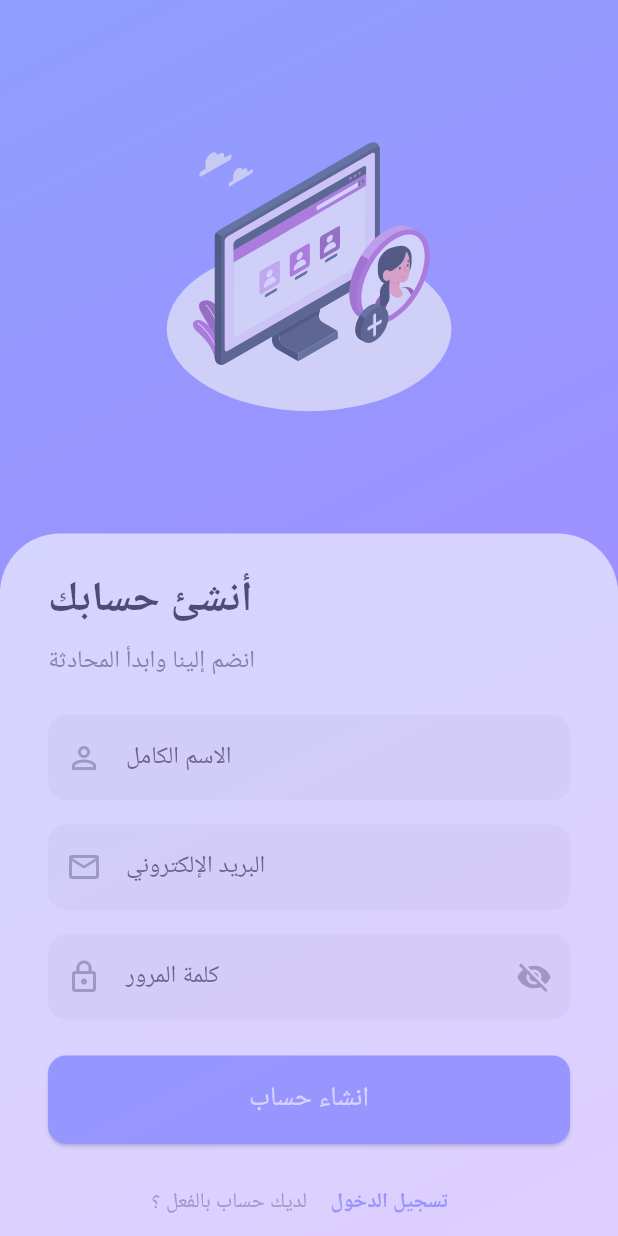
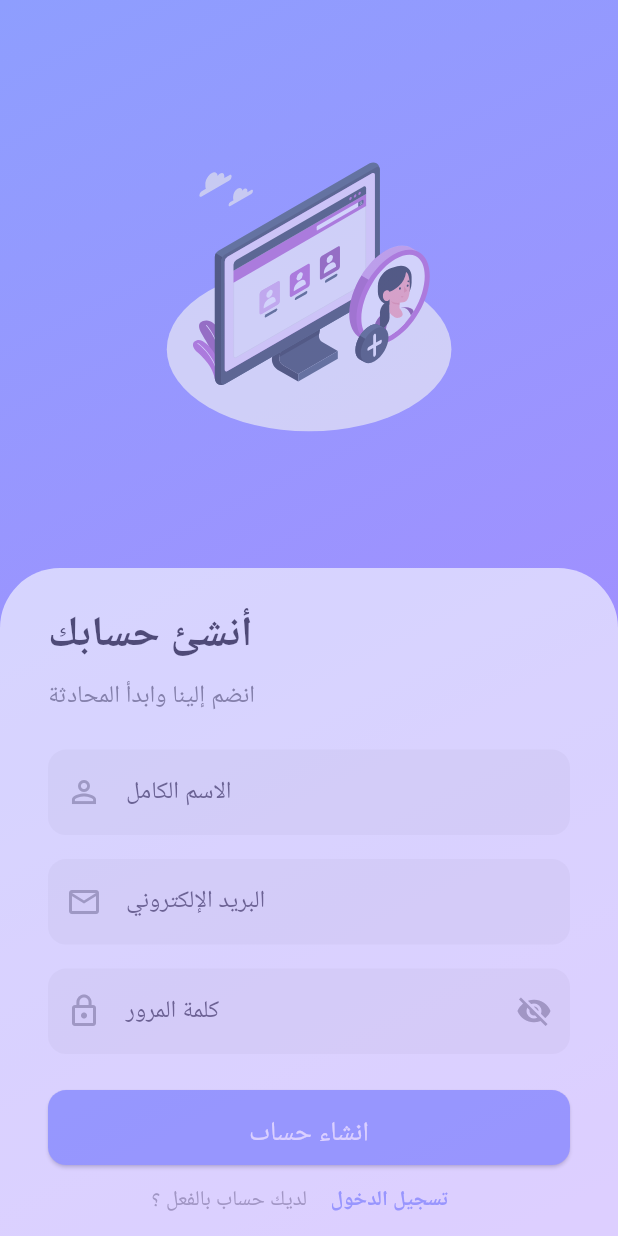
Before and after one commit to Moatasem-Official/Chat_App, a Flutter app: the screen it shows after launch, after a tap on "انشاء حساب", on a phone screen of 412 x 824 dp. Run offline on Flutter 3.47's test engine with Material 3 defaults, Android fonts, the phone set to English and light mode, and no system bars; our stand-ins replace bloc, device_preview, equatable, firebase_auth, firebase_core, flutter_bloc and 1 more; accounts and stored records are empty.

Commit message:
Improve Button Loading

```diff
--- a/lib/presentation/widgets/Login_Screen/custom_login_button.dart
+++ b/lib/presentation/widgets/Login_Screen/custom_login_button.dart
@@ -16,6 +16,7 @@ class CustomLoginButton extends StatelessWidget {
   Widget build(BuildContext context) {
     return SizedBox(
       width: double.infinity,
+      height: 50,
       child: ElevatedButton(
         onPressed: onPressed,
         style: ElevatedButton.styleFrom(
@@ -26,7 +27,11 @@ class CustomLoginButton extends StatelessWidget {
           ),
         ),
         child: isLoading
-            ? const CircularProgressIndicator()
+            ? SizedBox(
+                height: 20,
+                width: 20,
+                child: const CircularProgressIndicator(color: Colors.white),
+              )
             : Text(title, style: TextStyle(fontSize: 18, color: Colors.white)),
       ),
     );
--- a/lib/presentation/widgets/Sign_Up_Screen/custom_form.dart
+++ b/lib/presentation/widgets/Sign_Up_Screen/custom_form.dart
@@ -36,7 +36,9 @@ class _CustomFormState extends State<CustomForm> {
 
   @override
   Widget build(BuildContext context) {
-    return Expanded(
+    return AbsorbPointer(
+      absorbing: isLoading,
+      child: Expanded(
         flex: 3,
         child: FadeTransition(
           opacity: widget.fadeAnimation,
@@ -60,7 +62,9 @@ class _CustomFormState extends State<CustomForm> {
                   if (state.message == 'weak-password') {
                     ScaffoldMessenger.of(context).showSnackBar(
                       const SnackBar(
-                      content: Text("كلمة المرور يجب ان تكون على الاقل 6 حروف"),
+                        content: Text(
+                          "كلمة المرور يجب ان تكون على الاقل 6 حروف",
+                        ),
                       ),
                     );
                   } else if (state.message == 'email-already-in-use') {
@@ -168,6 +172,7 @@ class _CustomFormState extends State<CustomForm> {
             ),
           ),
         ),
+      ),
     );
   }
 }
```
Lines whose indentation alone changed are shown as unchanged.
